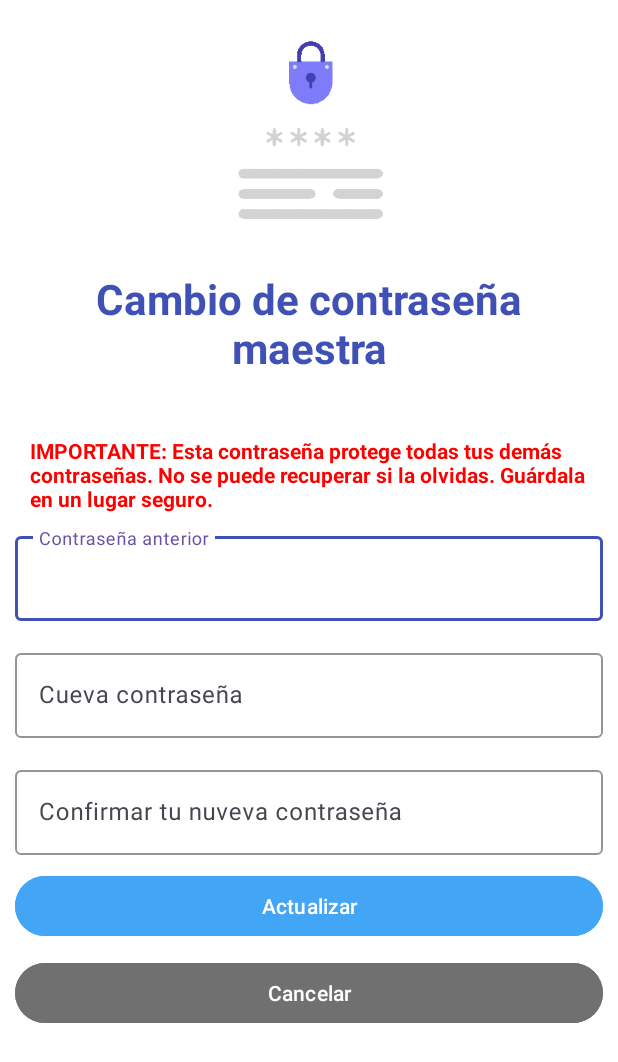
After one commit to Ever-VC/DataCloudSV, an Android app: the ChangeMastePasswordrActivity screen opened directly, with no data from a screen before it, on a phone screen of 412 x 824 dp. The commit adds this screen. Shown: the top 1062 px of the screen. Run offline under Robolectric (Android 15) with nearby library versions, the phone set to English and light mode, and no system bars; libraries missing offline, so code that uses them is left out: org.mindrot.jbcrypt.

Commit message:
:sparkles: feat: Implementar cambio de contraseña maestra
- Agrega la actividad `ChangeMastePasswordrActivity` para permitir a los usuarios cambiar su contraseña maestra.
- Incluye validaciones para la contraseña antigua y la nueva contraseña.
- Al cambiar la contraseña, todos los registros almacenados se re-cifran con la nueva contraseña.
- Se obtiene el hash de la contraseña almacenado en SharedPreferences para la verificación y la derivación de claves.
- La aplicación se cierra después de cambiar la contraseña para aplicar los cambios.
- Agrega la nueva actividad al `AndroidManifest.xml`.
- Actualiza `ConfigFragment` para iniciar `ChangeMastePasswordrActivity`.
- Corrige un comentario en `RegisterItemDialog.java` sobre cómo obtener el hash de SharedPreferences.

```diff
--- a/app/src/main/AndroidManifest.xml
+++ b/app/src/main/AndroidManifest.xml
@@ -2,7 +2,7 @@
 <manifest xmlns:android="http://schemas.android.com/apk/res/android"
     xmlns:tools="http://schemas.android.com/tools">
 
-    <uses-permission android:name="android.permission.USE_BIOMETRIC"/>
+    <uses-permission android:name="android.permission.USE_BIOMETRIC" />
 
     <application
         android:allowBackup="true"
@@ -14,6 +14,9 @@
         android:supportsRtl="true"
         android:theme="@style/Theme.DataCloudSV"
         tools:targetApi="31">
+        <activity
+            android:name=".ui.ChangeMastePasswordrActivity"
+            android:exported="false" />
         <activity
             android:name=".ui.RegisterActivity"
             android:exported="false" />
--- /dev/null
+++ b/app/src/main/java/com/evervc/datacloudsv/ui/ChangeMastePasswordrActivity.java
@@ -0,0 +1,145 @@
+package com.evervc.datacloudsv.ui;
+
+import android.app.AlertDialog;
+import android.content.Context;
+import android.content.DialogInterface;
+import android.content.Intent;
+import android.content.SharedPreferences;
+import android.os.Bundle;
+import android.os.Handler;
+import android.os.Looper;
+import android.view.View;
+import android.widget.Button;
+import android.widget.EditText;
+import android.widget.Toast;
+
+import androidx.activity.EdgeToEdge;
+import androidx.appcompat.app.AppCompatActivity;
+import androidx.core.graphics.Insets;
+import androidx.core.view.ViewCompat;
+import androidx.core.view.WindowInsetsCompat;
+
+import com.evervc.datacloudsv.R;
+import com.evervc.datacloudsv.database.AccountRegistersDB;
+import com.evervc.datacloudsv.models.AccountRegister;
+import com.evervc.datacloudsv.ui.utils.EncryptionMigrator;
+
+import org.mindrot.jbcrypt.BCrypt;
+
+import java.util.List;
+import java.util.concurrent.ExecutorService;
+import java.util.concurrent.Executors;
+
+public class ChangeMastePasswordrActivity extends AppCompatActivity {
+    private EditText etOldPassword,etNewPassword, etConfirmNewPassword;
+    private Button btnChangePassword, btnCancelPasswordChange;
+
+    @Override
+    protected void onCreate(Bundle savedInstanceState) {
+        super.onCreate(savedInstanceState);
+        EdgeToEdge.enable(this);
+        setContentView(R.layout.activity_change_maste_passwordr);
+        ViewCompat.setOnApplyWindowInsetsListener(findViewById(R.id.main), (v, insets) -> {
+            Insets systemBars = insets.getInsets(WindowInsetsCompat.Type.systemBars());
+            v.setPadding(systemBars.left, systemBars.top, systemBars.right, systemBars.bottom);
+            return insets;
+        });
+
+        bindXmlElements();
+
+        btnChangePassword.setOnClickListener(new View.OnClickListener() {
+            @Override
+            public void onClick(View v) {
+                String oldPassword = etOldPassword.getText().toString();
+                String newPassword = etNewPassword.getText().toString();
+                String newConfirmPassword = etConfirmNewPassword.getText().toString();
+
+                if (oldPassword.isBlank()) {
+                    Toast.makeText(ChangeMastePasswordrActivity.this, "Para realizar el cambio debe ingresar su contraseña antigua.", Toast.LENGTH_SHORT).show();
+                    return;
+                }
+
+                if (newPassword.isBlank()) {
+                    Toast.makeText(ChangeMastePasswordrActivity.this, "Por favor ingrese la nueva contraseña.", Toast.LENGTH_SHORT).show();
+                    return;
+                }
+
+                if (!newPassword.equals(newConfirmPassword)) {
+                    Toast.makeText(ChangeMastePasswordrActivity.this, "La nueva contraseña no coincide con la confirmación.", Toast.LENGTH_SHORT).show();
+                    return;
+                }
+
+                // Obtener el hash almacenado de SharedPreferences
+                SharedPreferences prefs = getSharedPreferences("AppData", Context.MODE_PRIVATE);
+                String storedHash = prefs.getString("hashedPassword", null);
+
+                if (storedHash != null && BCrypt.checkpw(oldPassword, storedHash)) {
+                    // Pregunta al usuario si esta seguro de cambiar la contraseña maestra
+                    AlertDialog.Builder mensajeDeConfirmacion = new AlertDialog.Builder(ChangeMastePasswordrActivity.this);
+                    mensajeDeConfirmacion.setTitle("¿Está seguro que desea cambiar la contraseña?");
+                    mensajeDeConfirmacion.setMessage("Asegurese de recordar su nueva contraseña, si es posible almacenarla en un lugar seguro. Al aceptar, la aplicación se cerrará para cargar los cambios.");
+                    mensajeDeConfirmacion.setPositiveButton("Sí", new DialogInterface.OnClickListener() {
+                        @Override
+                        public void onClick(DialogInterface dialogInterface, int i) {
+                            ExecutorService executor = Executors.newSingleThreadExecutor();
+                            Handler handler = new Handler(Looper.getMainLooper());
+
+                            executor.execute(() -> {
+                                try {
+                                    // Obtener registros de la base de datos
+                                    AccountRegistersDB db = AccountRegistersDB.getInstance(getApplicationContext());
+                                    List<AccountRegister> registros = db.accountRegisterDAO().getAllAccountRegisters();
+
+
+                                    // Guardar el nuevo hash de la contraseña maestra
+                                    String nuevoHash = BCrypt.hashpw(newPassword, BCrypt.gensalt());
+                                    getSharedPreferences("AppData", MODE_PRIVATE)
+                                            .edit()
+                                            .putString("hashedPassword", nuevoHash)
+                                            .apply();
+
+                                    // Recifrar cada registro
+                                    for (AccountRegister registro : registros) {
+                                        EncryptionMigrator.reencryptRegister(registro, storedHash, nuevoHash);
+                                        db.accountRegisterDAO().updateRegister(registro);
+                                    }
+
+                                    // Reiniciar la app para forzar nuevo login
+                                    handler.post(() -> {
+                                        Toast.makeText(ChangeMastePasswordrActivity.this, "Contraseña cambiada correctamente. La app se cerrará...", Toast.LENGTH_LONG).show();
+                                        finishAffinity();
+                                        System.exit(0);
+                                    });
+
+                                } catch (Exception e) {
+                                    e.printStackTrace();
+                                    handler.post(() -> Toast.makeText(ChangeMastePasswordrActivity.this, "Error al cambiar contraseña", Toast.LENGTH_LONG).show());
+                                }
+                            });
+                        }
+                    }).setNegativeButton("No", null).show();
+
+
+                } else {
+                    Toast.makeText(ChangeMastePasswordrActivity.this, "La contraseña antigua es incorrecta", Toast.LENGTH_SHORT).show();
+                }
+
+            }
+        });
+
+        btnCancelPasswordChange.setOnClickListener(new View.OnClickListener() {
+            @Override
+            public void onClick(View v) {
+                finish();
+            }
+        });
+    }
+
+    private void bindXmlElements() {
+        etOldPassword = findViewById(R.id.etOldPassword);
+        etNewPassword = findViewById(R.id.etNewPassword);
+        etConfirmNewPassword = findViewById(R.id.etConfirmNewPassword);
+        btnChangePassword = findViewById(R.id.btnChangePassword);
+        btnCancelPasswordChange = findViewById(R.id.btnCancelPasswordChange);
+    }
+}
--- a/app/src/main/java/com/evervc/datacloudsv/ui/dialogs/RegisterItemDialog.java
+++ b/app/src/main/java/com/evervc/datacloudsv/ui/dialogs/RegisterItemDialog.java
@@ -120,7 +120,7 @@ public class RegisterItemDialog extends DialogFragment {
                 byte[] recoveredIv = CryptoUtils.decodeFromBase64(accountRegister.getIvBase64());
 
                 try {
-                    // Obtener el hash almacenado de SharedPreferences (ACA NO SE COMO HACERLO)
+                    // Obtener el hash almacenado de SharedPreferences
                     SharedPreferences prefs = requireContext().getSharedPreferences("AppData", Context.MODE_PRIVATE);
                     String storedHash = prefs.getString("hashedPassword", null);
 
--- a/app/src/main/java/com/evervc/datacloudsv/ui/fragments/ConfigFragment.java
+++ b/app/src/main/java/com/evervc/datacloudsv/ui/fragments/ConfigFragment.java
@@ -26,6 +26,7 @@ import android.widget.Toast;
 import com.evervc.datacloudsv.R;
 import com.evervc.datacloudsv.database.AccountRegistersDB;
 import com.evervc.datacloudsv.models.AccountRegister;
+import com.evervc.datacloudsv.ui.ChangeMastePasswordrActivity;
 import com.evervc.datacloudsv.ui.utils.AccountRegisterControllerDB;
 import com.evervc.datacloudsv.ui.utils.EncryptionMigrator;
 import com.evervc.datacloudsv.ui.utils.ThemeHelper;
@@ -101,6 +102,8 @@ public class ConfigFragment extends Fragment {
             @Override
             public void onClick(View v) {
                 // Hace cambio de contraaseña maestra
+                Intent changePwd = new Intent(getContext(), ChangeMastePasswordrActivity.class);
+                startActivity(changePwd);
             }
         });
 
--- /dev/null
+++ b/app/src/main/res/layout/activity_change_maste_passwordr.xml
@@ -0,0 +1,134 @@
+<?xml version="1.0" encoding="utf-8"?>
+<androidx.constraintlayout.widget.ConstraintLayout xmlns:android="http://schemas.android.com/apk/res/android"
+    xmlns:app="http://schemas.android.com/apk/res-auto"
+    xmlns:tools="http://schemas.android.com/tools"
+    android:id="@+id/main"
+    android:layout_width="match_parent"
+    android:layout_height="match_parent"
+    android:background="@color/white"
+    tools:context=".ui.ChangeMastePasswordrActivity">
+
+    <ScrollView
+        android:layout_width="match_parent"
+        android:layout_height="match_parent"
+        android:padding="10dp"
+        app:layout_constraintBottom_toBottomOf="parent"
+        app:layout_constraintEnd_toEndOf="parent"
+        app:layout_constraintHorizontal_bias="1.0"
+        app:layout_constraintStart_toStartOf="parent"
+        app:layout_constraintTop_toTopOf="parent"
+        app:layout_constraintVertical_bias="1.0">
+
+        <androidx.appcompat.widget.LinearLayoutCompat
+            android:layout_width="match_parent"
+            android:layout_height="wrap_content"
+            android:fitsSystemWindows="true"
+            android:orientation="vertical"
+            android:padding="10dp">
+
+            <!-- Gif / Logo -->
+            <pl.droidsonroids.gif.GifImageView
+                android:id="@+id/gifImageViewChangePassword"
+                android:layout_width="150dp"
+                android:layout_height="150dp"
+                android:layout_gravity="center"
+                android:src="@drawable/register_anim" />
+
+            <!-- Título -->
+            <TextView
+                android:layout_width="match_parent"
+                android:layout_height="wrap_content"
+                android:layout_marginTop="20dp"
+                android:layout_marginBottom="30dp"
+                android:gravity="center"
+                android:text="Cambio de contraseña maestra"
+                android:textColor="#3F51B5"
+                android:textSize="28sp"
+                android:textStyle="bold" />
+
+            <!-- Advertencia -->
+            <TextView
+                android:layout_width="match_parent"
+                android:layout_height="wrap_content"
+                android:layout_margin="10dp"
+                android:text="IMPORTANTE: Esta contraseña protege todas tus demás contraseñas. No se puede recuperar si la olvidas. Guárdala en un lugar seguro."
+                android:textColor="@color/red"
+                android:textStyle="bold" />
+
+            <!-- Contraseña anterior-->
+            <com.google.android.material.textfield.TextInputLayout
+                android:layout_width="match_parent"
+                android:layout_height="wrap_content"
+                android:layout_marginBottom="16dp"
+                app:boxBackgroundMode="outline"
+                app:boxStrokeColor="#3F51B5">
+
+                <com.google.android.material.textfield.TextInputEditText
+                    android:id="@+id/etOldPassword"
+                    android:layout_width="match_parent"
+                    android:layout_height="wrap_content"
+                    android:hint="Contraseña anterior"
+                    android:inputType="textPassword"
+                    android:textColor="@color/black"
+                    android:textColorHint="@color/light_gray" />
+            </com.google.android.material.textfield.TextInputLayout>
+
+            <!-- Contraseña nueva -->
+            <com.google.android.material.textfield.TextInputLayout
+                android:layout_width="match_parent"
+                android:layout_height="wrap_content"
+                android:layout_marginBottom="16dp"
+                app:boxBackgroundMode="outline"
+                app:boxStrokeColor="#3F51B5">
+
+                <com.google.android.material.textfield.TextInputEditText
+                    android:id="@+id/etNewPassword"
+                    android:layout_width="match_parent"
+                    android:layout_height="wrap_content"
+                    android:hint="Cueva contraseña"
+                    android:inputType="textPassword"
+                    android:textColor="@color/black"
+                    android:textColorHint="@color/light_gray" />
+            </com.google.android.material.textfield.TextInputLayout>
+
+            <!-- Confirmar la nueva contraseña -->
+            <com.google.android.material.textfield.TextInputLayout
+                android:layout_width="match_parent"
+                android:layout_height="wrap_content"
+                android:layout_marginBottom="10dp"
+                app:boxBackgroundMode="outline"
+                app:boxStrokeColor="#3F51B5">
+
+                <com.google.android.material.textfield.TextInputEditText
+                    android:id="@+id/etConfirmNewPassword"
+                    android:layout_width="match_parent"
+                    android:layout_height="wrap_content"
+                    android:hint="Confirmar tu nuveva contraseña"
+                    android:inputType="textPassword"
+                    android:textColor="@color/black"
+                    android:textColorHint="@color/light_gray" />
+            </com.google.android.material.textfield.TextInputLayout>
+
+            <!-- Botón de actualizar -->
+            <Button
+                android:id="@+id/btnChangePassword"
+                android:layout_width="match_parent"
+                android:layout_height="wrap_content"
+                android:layout_marginBottom="10dp"
+                android:backgroundTint="@color/light_blue"
+                android:text="Actualizar"
+                android:textColor="#FFFFFF" />
+
+            <Button
+                android:id="@+id/btnCancelPasswordChange"
+                android:layout_width="match_parent"
+                android:layout_height="wrap_content"
+                android:layout_marginBottom="16dp"
+                android:backgroundTint="@color/gray"
+                android:text="Cancelar"
+                android:textColor="#FFFFFF" />
+
+        </androidx.appcompat.widget.LinearLayoutCompat>
+    </ScrollView>
+
+</androidx.constraintlayout.widget.ConstraintLayout>
```
